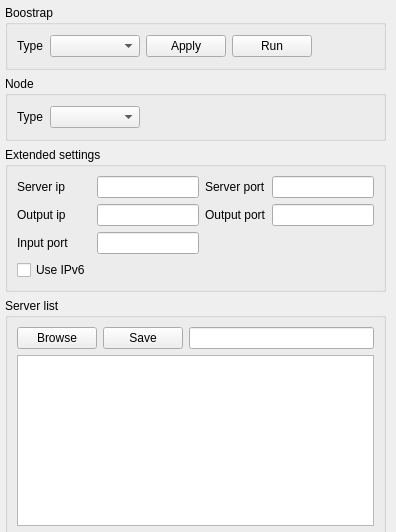
First picture: the form in src/ui/configurator.ui, repository CREDITSCOM/configurator, before the edit.
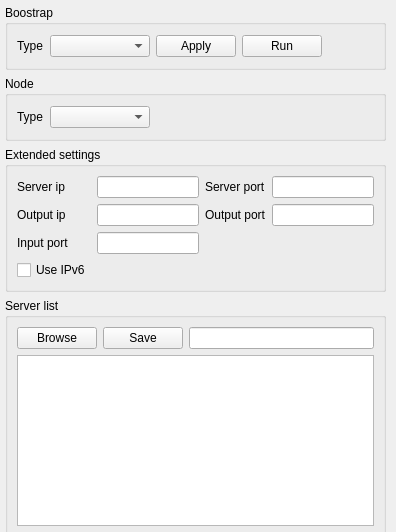
Second picture: the form after the edit.

The edit to the form file:
```diff
--- a/src/ui/configurator.ui
+++ b/src/ui/configurator.ui
@@ -37,7 +37,7 @@
      <x>0</x>
      <y>0</y>
      <width>391</width>
-     <height>546</height>
+     <height>552</height>
     </rect>
    </property>
    <layout class="QVBoxLayout" name="mainLayout">
@@ -81,7 +81,7 @@
           <widget class="QComboBox" name="boostrapTypeBox">
            <property name="minimumSize">
             <size>
-             <width>90</width>
+             <width>100</width>
              <height>22</height>
             </size>
            </property>
@@ -162,7 +162,7 @@
            </property>
            <property name="minimumSize">
             <size>
-             <width>90</width>
+             <width>100</width>
              <height>22</height>
             </size>
            </property>
```
